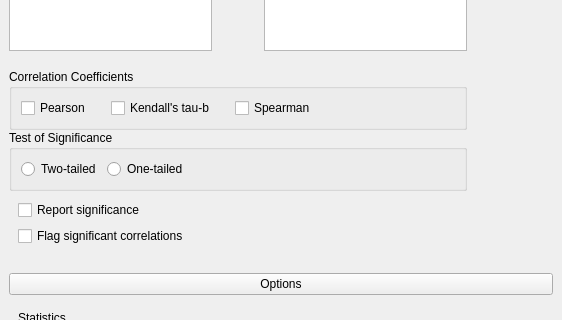
Qt form JASP-Desktop/analysisforms/correlationform.ui (jasp-stats/jasp-desktop) before a commit; both pictures show x 0 to 562 and y 256 to 576 of the 562 by 764 pixel window.
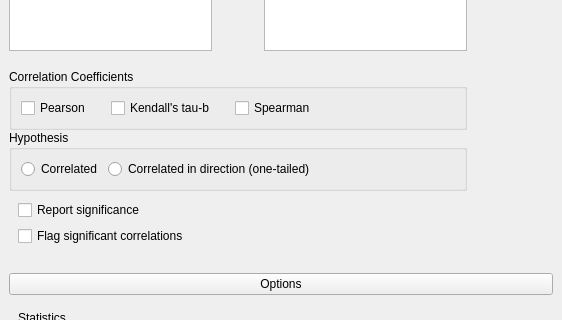
The same form after that commit. Custom widgets are drawn as their Qt base class.

The edit to the form file:
```diff
--- a/JASP-Desktop/analysisforms/correlationform.ui
+++ b/JASP-Desktop/analysisforms/correlationform.ui
@@ -116,7 +116,7 @@
       <item row="1" column="0">
        <widget class="BoundGroupBox" name="tails">
         <property name="title">
-         <string>Test of Significance</string>
+         <string>Hypothesis</string>
         </property>
         <property name="flat">
          <bool>true</bool>
@@ -125,14 +125,14 @@
          <item row="0" column="1">
           <widget class="QRadioButton" name="_2oneTailed">
            <property name="text">
-            <string>One-tailed</string>
+            <string>Correlated in direction (one-tailed)</string>
            </property>
           </widget>
          </item>
          <item row="0" column="0">
           <widget class="QRadioButton" name="_1twoTailed">
            <property name="text">
-            <string>Two-tailed</string>
+            <string>Correlated</string>
            </property>
           </widget>
          </item>
```
Left out of the diff: 6 changed lines with no effect on the pictures.
